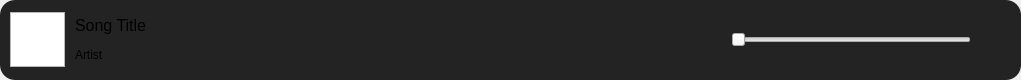
The window that src/frontend/controls.ui (MilanJzo/eda-mp3) describes before a commit, drawn with Qt 5.
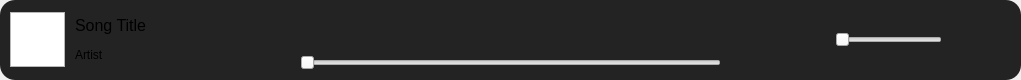
The same window after the commit. Icons and pictures are not drawn.

Commit message: controls ui updated to fix volume slider issue

```diff
--- a/src/frontend/controls.ui
+++ b/src/frontend/controls.ui
@@ -157,7 +157,9 @@
        </widget>
       </item>
       <item>
-       <widget class="QWidget" name="songControls" native="true">
+       <layout class="QVBoxLayout" name="songControls">
+        <item>
+         <widget class="QWidget" name="buttons" native="true">
         <layout class="QHBoxLayout" name="songControlsLayout">
          <property name="spacing">
           <number>20</number>
@@ -233,6 +235,15 @@
        </widget>
       </item>
       <item>
+         <widget class="QSlider" name="progress">
+          <property name="orientation">
+           <enum>Qt::Orientation::Horizontal</enum>
+          </property>
+         </widget>
+        </item>
+       </layout>
+      </item>
+      <item>
        <widget class="QWidget" name="areaRight" native="true">
         <property name="minimumSize">
          <size>
@@ -246,7 +257,10 @@
           <height>16777215</height>
          </size>
         </property>
-        <layout class="QHBoxLayout" name="areaRightLayout">
+        <property name="layoutDirection">
+         <enum>Qt::LayoutDirection::RightToLeft</enum>
+        </property>
+        <layout class="QHBoxLayout" name="areaRightLayout" stretch="0">
          <property name="spacing">
           <number>10</number>
          </property>
@@ -263,7 +277,45 @@
           <number>0</number>
          </property>
          <item>
-          <widget class="QSlider" name="progress">
+          <widget class="QWidget" name="horizontalWidget" native="true">
+           <property name="minimumSize">
+            <size>
+             <width>160</width>
+             <height>0</height>
+            </size>
+           </property>
+           <property name="maximumSize">
+            <size>
+             <width>160</width>
+             <height>16777215</height>
+            </size>
+           </property>
+           <property name="layoutDirection">
+            <enum>Qt::LayoutDirection::LeftToRight</enum>
+           </property>
+           <layout class="QHBoxLayout" name="horizontalLayout">
+            <property name="spacing">
+             <number>5</number>
+            </property>
+            <item>
+             <widget class="QPushButton" name="volumeButton">
+              <property name="text">
+               <string/>
+              </property>
+              <property name="icon">
+               <iconset resource="../../icons/resources.qrc">
+                <normaloff>:/icon/volume-on.svg</normaloff>:/icon/volume-on.svg</iconset>
+              </property>
+             </widget>
+            </item>
+            <item>
+             <widget class="QSlider" name="volumeSlider">
+              <property name="maximumSize">
+               <size>
+                <width>125</width>
+                <height>16777215</height>
+               </size>
+              </property>
            <property name="styleSheet">
             <string notr="true"/>
            </property>
@@ -272,15 +324,7 @@
            </property>
           </widget>
          </item>
-         <item>
-          <widget class="QPushButton" name="volume">
-           <property name="text">
-            <string/>
-           </property>
-           <property name="icon">
-            <iconset resource="../../icons/resources.qrc">
-             <normaloff>:/icon/volume-on.svg</normaloff>:/icon/volume-on.svg</iconset>
-           </property>
+           </layout>
           </widget>
          </item>
         </layout>
```
Lines whose indentation alone changed are shown as unchanged. The commit also changes 2 other files.
